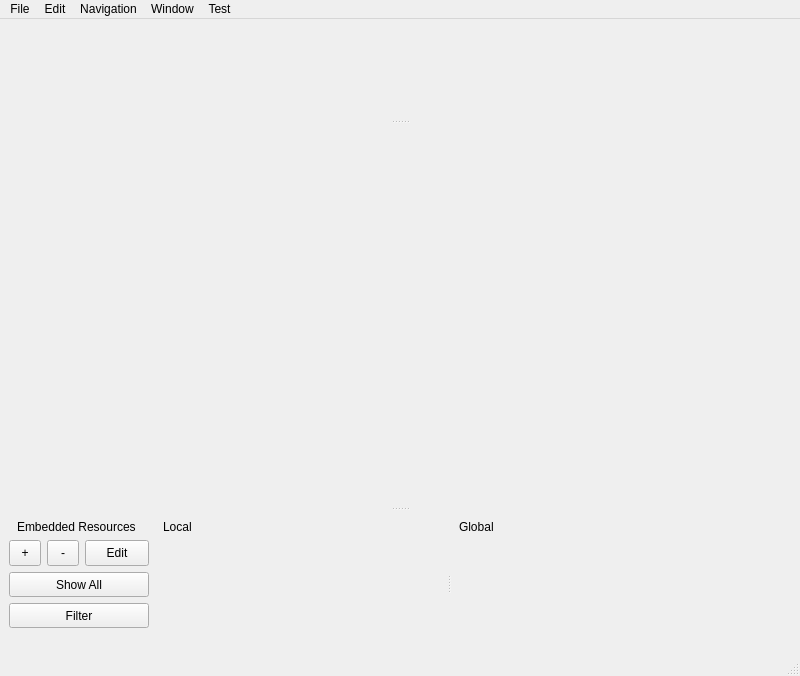
This is src/MainWindow.ui in IDREsandbox/vsim as Qt 5 draws it before an edit. The edited form follows.
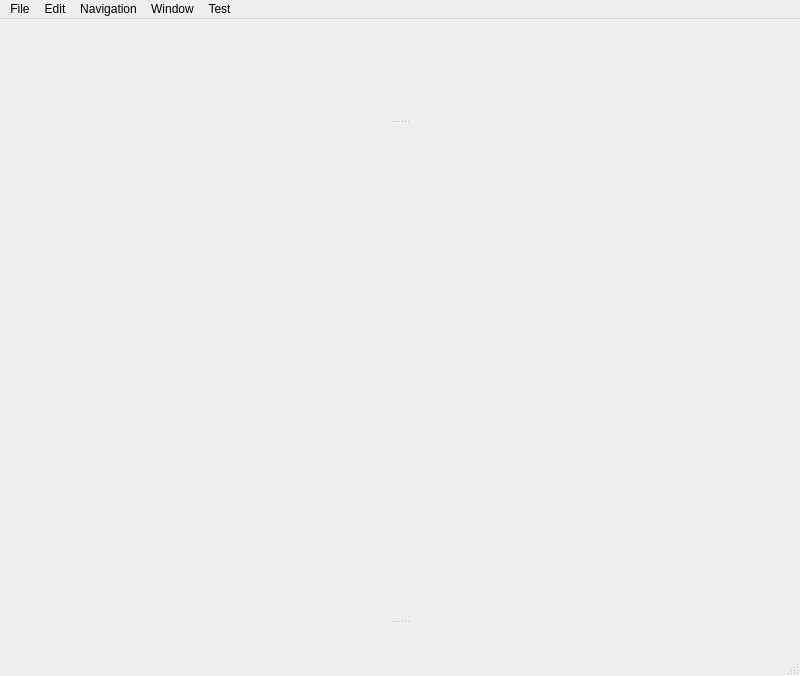
This is the edited form. Custom widgets are drawn as their Qt base class.

Diff of the .ui file:
```diff
--- a/src/MainWindow.ui
+++ b/src/MainWindow.ui
@@ -63,180 +63,7 @@
         </sizepolicy>
        </property>
       </widget>
-      <widget class="QFrame" name="bottomBar">
-       <layout class="QHBoxLayout" name="horizontalLayout" stretch="0,1">
-        <item>
-         <layout class="QVBoxLayout" name="verticalLayout_4">
-          <item>
-           <widget class="QLabel" name="label_3">
-            <property name="text">
-             <string>Embedded Resources</string>
-            </property>
-            <property name="indent">
-             <number>8</number>
-            </property>
-           </widget>
-          </item>
-          <item>
-           <layout class="QVBoxLayout" name="verticalLayout_3">
-            <item>
-             <layout class="QHBoxLayout" name="horizontalLayout_2" stretch="1,1,2">
-              <item>
-               <widget class="QToolButton" name="newERButton">
-                <property name="sizePolicy">
-                 <sizepolicy hsizetype="Minimum" vsizetype="Minimum">
-                  <horstretch>0</horstretch>
-                  <verstretch>0</verstretch>
-                 </sizepolicy>
-                </property>
-                <property name="minimumSize">
-                 <size>
-                  <width>25</width>
-                  <height>25</height>
-                 </size>
-                </property>
-                <property name="text">
-                 <string>+</string>
-                </property>
-               </widget>
-              </item>
-              <item>
-               <widget class="QToolButton" name="deleteERButton">
-                <property name="sizePolicy">
-                 <sizepolicy hsizetype="Preferred" vsizetype="Preferred">
-                  <horstretch>0</horstretch>
-                  <verstretch>0</verstretch>
-                 </sizepolicy>
-                </property>
-                <property name="minimumSize">
-                 <size>
-                  <width>25</width>
-                  <height>26</height>
-                 </size>
-                </property>
-                <property name="text">
-                 <string>-</string>
-                </property>
-               </widget>
-              </item>
-              <item>
-               <widget class="QToolButton" name="editERButton">
-                <property name="sizePolicy">
-                 <sizepolicy hsizetype="Preferred" vsizetype="Preferred">
-                  <horstretch>0</horstretch>
-                  <verstretch>0</verstretch>
-                 </sizepolicy>
-                </property>
-                <property name="minimumSize">
-                 <size>
-                  <width>50</width>
-                  <height>25</height>
-                 </size>
-                </property>
-                <property name="text">
-                 <string>Edit</string>
-                </property>
-               </widget>
-              </item>
-             </layout>
-            </item>
-            <item>
-             <widget class="QPushButton" name="showAll">
-              <property name="minimumSize">
-               <size>
-                <width>140</width>
-                <height>25</height>
-               </size>
-              </property>
-              <property name="text">
-               <string>Show All</string>
-              </property>
-             </widget>
-            </item>
-            <item>
-             <widget class="QPushButton" name="filter">
-              <property name="minimumSize">
-               <size>
-                <width>0</width>
-                <height>25</height>
-               </size>
-              </property>
-              <property name="text">
-               <string>Filter</string>
-              </property>
-             </widget>
-            </item>
-            <item>
-             <spacer name="verticalSpacer">
-              <property name="orientation">
-               <enum>Qt::Vertical</enum>
-              </property>
-              <property name="sizeHint" stdset="0">
-               <size>
-                <width>20</width>
-                <height>17</height>
-               </size>
-              </property>
-             </spacer>
-            </item>
-           </layout>
-          </item>
-         </layout>
-        </item>
-        <item>
-         <widget class="QSplitter" name="splitter">
-          <property name="styleSheet">
-           <string notr="true">QSplitter {
-	background: rgba(0,0,0,0);
-}</string>
-          </property>
-          <property name="orientation">
-           <enum>Qt::Horizontal</enum>
-          </property>
-          <widget class="QWidget" name="layoutWidget">
-           <layout class="QVBoxLayout" name="verticalLayout" stretch="0,1">
-            <property name="spacing">
-             <number>2</number>
-            </property>
-            <item>
-             <widget class="QLabel" name="label">
-              <property name="text">
-               <string>Local</string>
-              </property>
-              <property name="indent">
-               <number>8</number>
-              </property>
-             </widget>
-            </item>
-            <item>
-             <widget class="ERScrollBox" name="local" native="true"/>
-            </item>
-           </layout>
-          </widget>
-          <widget class="QWidget" name="layoutWidget">
-           <layout class="QVBoxLayout" name="verticalLayout_2" stretch="0,1">
-            <property name="spacing">
-             <number>2</number>
-            </property>
-            <item>
-             <widget class="QLabel" name="label_2">
-              <property name="text">
-               <string>Global</string>
-              </property>
-              <property name="indent">
-               <number>8</number>
-              </property>
-             </widget>
-            </item>
-            <item>
-             <widget class="ERScrollBox" name="global" native="true"/>
-            </item>
-           </layout>
-          </widget>
-         </widget>
-        </item>
-       </layout>
-      </widget>
+      <widget class="ERBar" name="bottomBar"/>
      </widget>
     </item>
    </layout>
@@ -544,9 +371,9 @@
    <container>1</container>
   </customwidget>
   <customwidget>
-   <class>ERScrollBox</class>
-   <extends>QWidget</extends>
-   <header>resources/ERScrollBox.h</header>
+   <class>ERBar</class>
+   <extends>QFrame</extends>
+   <header>ERBar.h</header>
    <container>1</container>
   </customwidget>
  </customwidgets>
```
